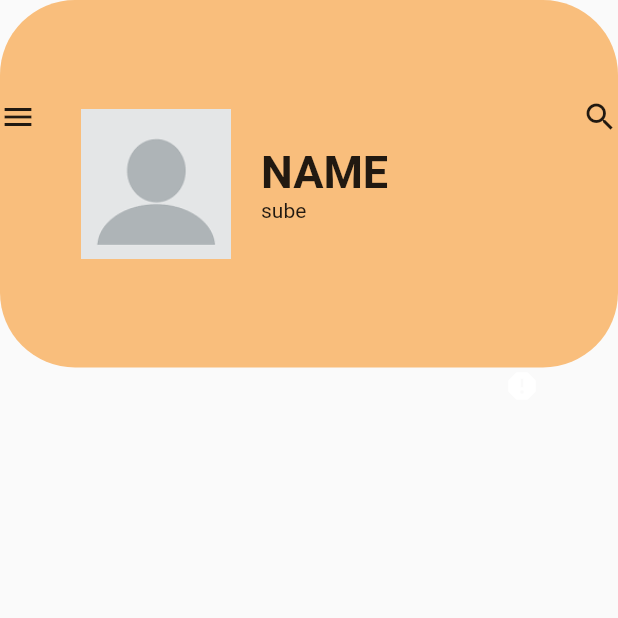
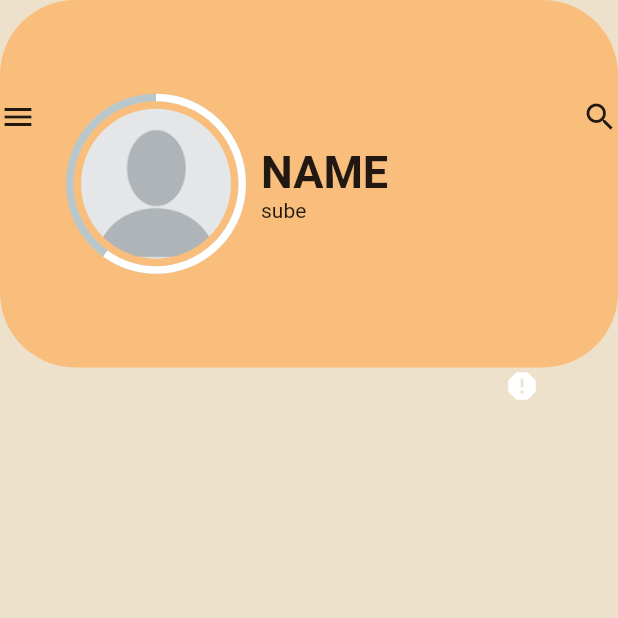
Before and after one commit to ess1990ali/train, a Flutter app: the screen it shows after launch, on a phone screen of 412 x 824 dp, the top half of it. Run offline on Flutter 3.47's test engine with Material 2 defaults, Android fonts, the phone set to English and light mode, and no system bars; drawn by our look-alikes of percent_indicator.

Commit message:
add circular image

```diff
--- a/lib/src/main.dart
+++ b/lib/src/main.dart
@@ -14,6 +14,7 @@ class MyApp extends StatelessWidget {
       title: 'Flutter layout demo',
       home: Scaffold(
         body: Container(
+          color: Color(0xffEEE1CC),
             child: Column(
               children: [
                 Expanded(
@@ -44,7 +45,7 @@ class MyApp extends StatelessWidget {
                 Expanded(
                   flex: -10,
                   child: Container(
-                      color: Colors.white,
+                      color: Color(0xffEEE1CC),
                       child: Row(
                         children: [
                           Text(
@@ -61,13 +62,13 @@ class MyApp extends StatelessWidget {
                 Expanded(
                     child: Container(
                         // margin: EdgeInsets.only(bottom:80),
-                        color: Colors.white,
+                        color: Color(0xffEEE1CC),
                         child: tasks())),
                 Expanded(
                   flex:-3,
                   child: Container(
                     // padding: EdgeInsets.only(top:80),
-                    color: Colors.white,
+                    color: Color(0xffEEE1CC),
                     child: Row(
                       children: [
                         Text(
--- a/lib/src/presentation/profile.dart
+++ b/lib/src/presentation/profile.dart
@@ -1,4 +1,6 @@
 import 'package:flutter/material.dart';
+import 'package:percent_indicator/circular_percent_indicator.dart';
+import 'package:training_app/src/presentation/Profile.dart';
 class Profile extends StatefulWidget{
   @override
   State<StatefulWidget> createState() => _Profile();
@@ -19,14 +21,24 @@ Widget build(BuildContext context) {
 }
 class img extends StatelessWidget {   @override
   Widget build(BuildContext context) {
-  AssetImage profile=AssetImage('images/profile.png');
-      Image img= Image(image:profile );
-      return Container(
+
+      AssetImage profile=AssetImage('images/profile.png');
+  var percentage=0.6;
+       return Container(
         margin: EdgeInsets.only(left:30,right: 20),
         child: Align(
           alignment: FractionalOffset(3,0.5),
-          child: img,
-        ) ,
+          child:   new CircularPercentIndicator(
+            radius: 60.0,
+            lineWidth: 5.0,
+            percent:percentage ,
+            center: Container(
+              decoration: BoxDecoration(
+                image:DecorationImage(image: profile,fit: BoxFit.fill),shape: BoxShape.circle
+              ),
+            ),
+            progressColor: Colors.white,),
+          ),
         height: 150,
         width: 100,
       );
--- a/pubspec.yaml
+++ b/pubspec.yaml
@@ -31,6 +31,7 @@ dependencies:
   flutter:
     sdk: flutter
 
+  percent_indicator: ^4.0.1
 
   # The following adds the Cupertino Icons font to your application.
   # Use with the CupertinoIcons class for iOS style icons.
```
Also changed, not shown: lib/src/presentation/activeproject.dart (+27 -2 lines), pubspec.lock.
